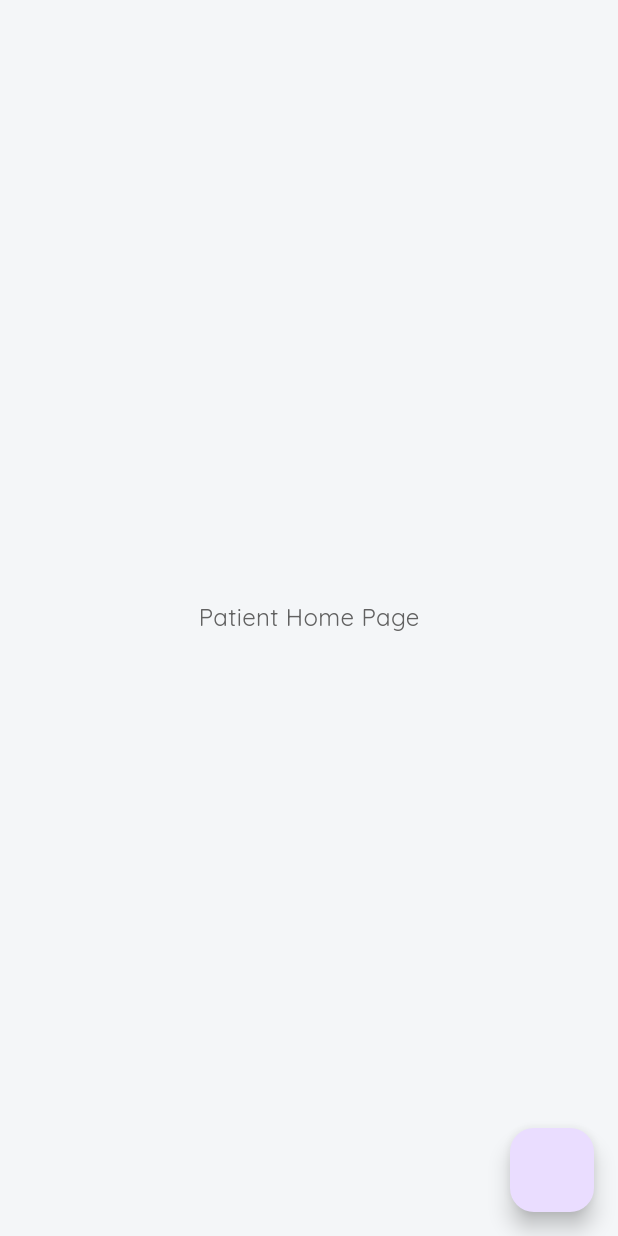
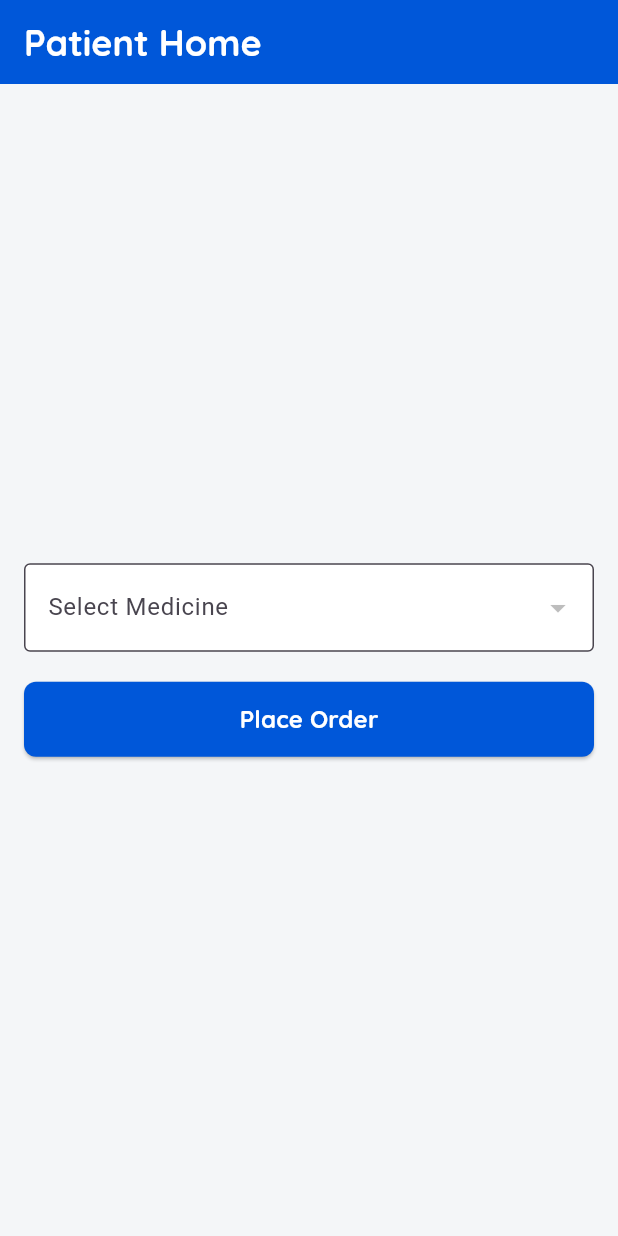
Before and after one commit to adipatil07/pharmaFlow, a Flutter app: the PatientHomePage screen opened directly, on a phone screen of 412 x 824 dp. Run offline on Flutter 3.47's test engine with Material 3 defaults, Android fonts, the phone set to English and light mode, and no system bars; our stand-ins replace cloud_firestore, firebase_auth, firebase_core, flutter_datetime_picker_plus, google_fonts; accounts and stored records are empty.

Commit message:
Patient Order Block

```diff
--- a/lib/features/manufacturer/add_product_page.dart
+++ b/lib/features/manufacturer/add_product_page.dart
@@ -4,7 +4,7 @@ import 'package:firebase_auth/firebase_auth.dart';
 import 'package:flutter/material.dart';
 import 'package:flutter_datetime_picker_plus/flutter_datetime_picker_plus.dart';
 import 'package:pharma_supply/constants/app_theme.dart';
-import 'package:pharma_supply/features/manufacturer/block.dart';
+import 'package:pharma_supply/constants/block.dart';
 import 'package:pharma_supply/features/manufacturer/manufacturer_home_page.dart';
 import 'package:pharma_supply/features/manufacturer/models/medical_product_model.dart';
 import 'package:pharma_supply/services/firebase_service.dart';
@@ -146,6 +146,7 @@ class _AddProductFormState extends State<AddProductForm> {
       );
     }
   }
+
   String generateUniqueSerialNumber() {
     Random random = Random();
     int timestampPart = DateTime.now().millisecondsSinceEpoch % 1000000000;
--- a/lib/features/patient/patient_home_page.dart
+++ b/lib/features/patient/patient_home_page.dart
@@ -1,16 +1,143 @@
 import 'package:flutter/material.dart';
+import 'package:cloud_firestore/cloud_firestore.dart';
+import 'package:firebase_auth/firebase_auth.dart';
+import 'package:pharma_supply/constants/app_theme.dart';
+import 'package:pharma_supply/constants/block.dart';
+import 'package:pharma_supply/services/firebase_service.dart';
 
-class PatientHomePage extends StatelessWidget {
+class PatientHomePage extends StatefulWidget {
   const PatientHomePage({super.key});
+
+  @override
+  _PatientHomePageState createState() => _PatientHomePageState();
+}
+
+class _PatientHomePageState extends State<PatientHomePage> {
+  String? selectedMedicine;
+  List<String> medicineList = [];
+
+  @override
+  void initState() {
+    super.initState();
+    fetchMedicines();
+  }
+
+  Future<void> fetchMedicines() async {
+    final snapshot =
+        await FirebaseFirestore.instance.collection('Products').get();
+    setState(() {
+      medicineList =
+          snapshot.docs.map((doc) => doc['productName'] as String).toList();
+    });
+  }
+
+  Future<void> placeOrder() async {
+    if (selectedMedicine == null) {
+      ScaffoldMessenger.of(context).showSnackBar(
+        SnackBar(
+            content: Text('Please select a medicine before placing an order.')),
+      );
+      return;
+    }
+
+    String? patientId = FirebaseAuth.instance.currentUser?.uid;
+    String orderId = generateUniqueOrderId();
+    Map<String, dynamic> orderData = {
+      'orderId': orderId,
+      'patientId': patientId,
+      'medicine': selectedMedicine,
+      'timestamp': DateTime.now().toIso8601String(),
+    };
+
+    await FirebaseFirestore.instance
+        .collection('PatientOrders')
+        .doc(orderId)
+        .set(orderData);
+
+    await updateOrderBlockchain(orderId);
+
+    ScaffoldMessenger.of(context).showSnackBar(
+      SnackBar(content: Text('Order placed for $selectedMedicine')),
+    );
+  }
+
+  Future<void> updateOrderBlockchain(String orderId) async {
+    Map<String, dynamic>? lastBlockData =
+        await FirebaseService.getLastOrdersChainBlock();
+
+    Block lastBlock;
+    if (lastBlockData.isEmpty) {
+      lastBlock = Block(
+          index: 0,
+          previousHash: "0",
+          nonce: 1,
+          hash:
+              'e3b0c44298fc1c149afbf4c8996fb92427ae41e4649b934ca495991b7852b855',
+          product: 'Genesis Block',
+          timeStamp: '');
+    } else {
+      lastBlock = Block.fromJson(lastBlockData);
+    }
+
+    int newIndex = lastBlock.index + 1;
+    Block newBlock = Block.mineBlock(newIndex, lastBlock.hash, orderId, 2);
+
+    await FirebaseFirestore.instance
+        .collection('PatientOrderChain')
+        .doc(newIndex.toString())
+        .set(newBlock.toJson());
+  }
+
+  String generateUniqueOrderId() {
+    return DateTime.now().millisecondsSinceEpoch.toString();
+  }
 
   @override
   Widget build(BuildContext context) {
     return Scaffold(
-      body: Center(
-        child: Text("Patient Home Page"),
+      appBar: AppBar(
+        title: Text('Patient Home',
+            style: AppTheme.headlineTextStyle.copyWith(color: Colors.white)),
+        backgroundColor: AppTheme.primaryColor,
       ),
-      floatingActionButton: FloatingActionButton(
-        onPressed: () {},
+      body: Padding(
+        padding: const EdgeInsets.all(16.0),
+        child: Column(
+          mainAxisAlignment: MainAxisAlignment.center,
+          crossAxisAlignment: CrossAxisAlignment.center,
+          children: [
+            DropdownButtonFormField<String>(
+              decoration: InputDecoration(
+                labelText: 'Select Medicine',
+                border: OutlineInputBorder(),
+              ),
+              value: selectedMedicine,
+              items: medicineList.map((medicine) {
+                return DropdownMenuItem<String>(
+                  value: medicine,
+                  child: Text(medicine, style: AppTheme.bodyTextStyle),
+                );
+              }).toList(),
+              onChanged: (value) {
+                setState(() {
+                  selectedMedicine = value;
+                });
+              },
+            ),
+            SizedBox(height: 20),
+            ElevatedButton(
+              onPressed: placeOrder,
+              style: ElevatedButton.styleFrom(
+                backgroundColor: AppTheme.primaryColor,
+                padding: EdgeInsets.symmetric(vertical: 12, horizontal: 24),
+                shape: RoundedRectangleBorder(
+                  borderRadius: BorderRadius.circular(8),
+                ),
+              ),
+              child: Text('Place Order', style: AppTheme.buttonTextStyle),
+            ),
+          ],
+        ),
       ),
     );
   }
```
Also changed, not shown: lib/constants/block.dart (renamed from lib/features/manufacturer/block.dart, +4 -3 lines), lib/services/firebase_service.dart (+28 -15 lines).
